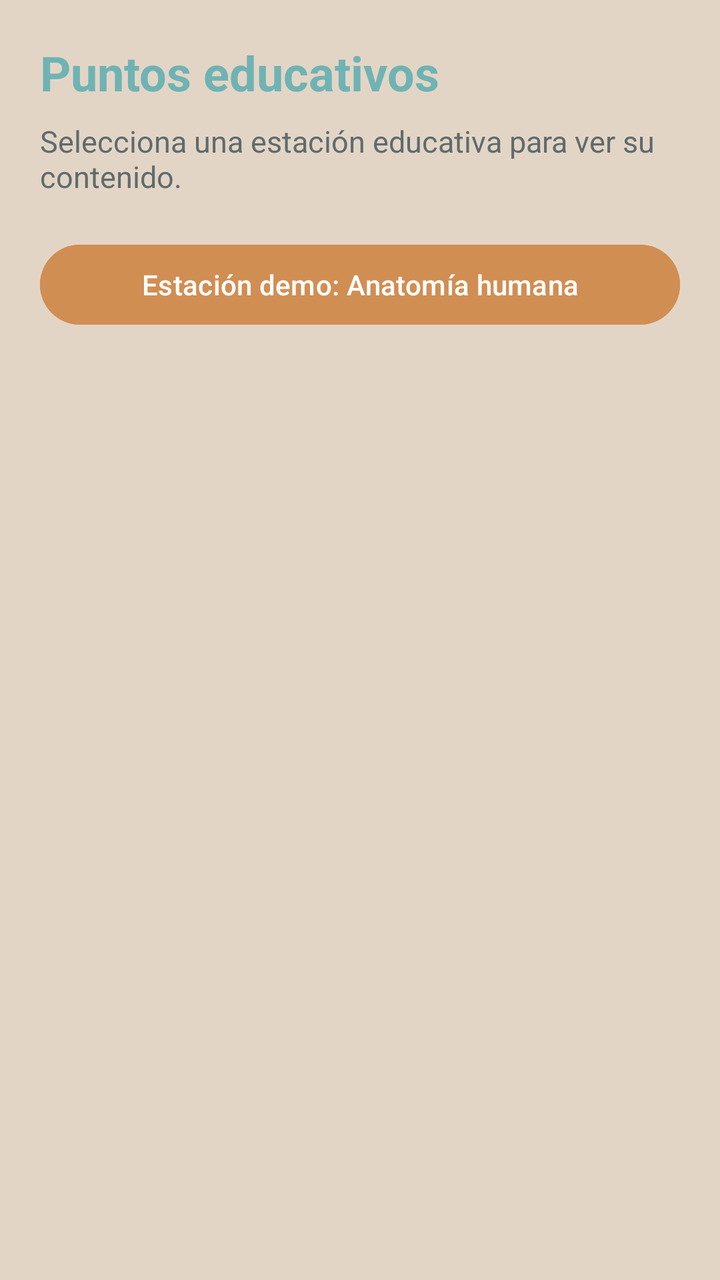
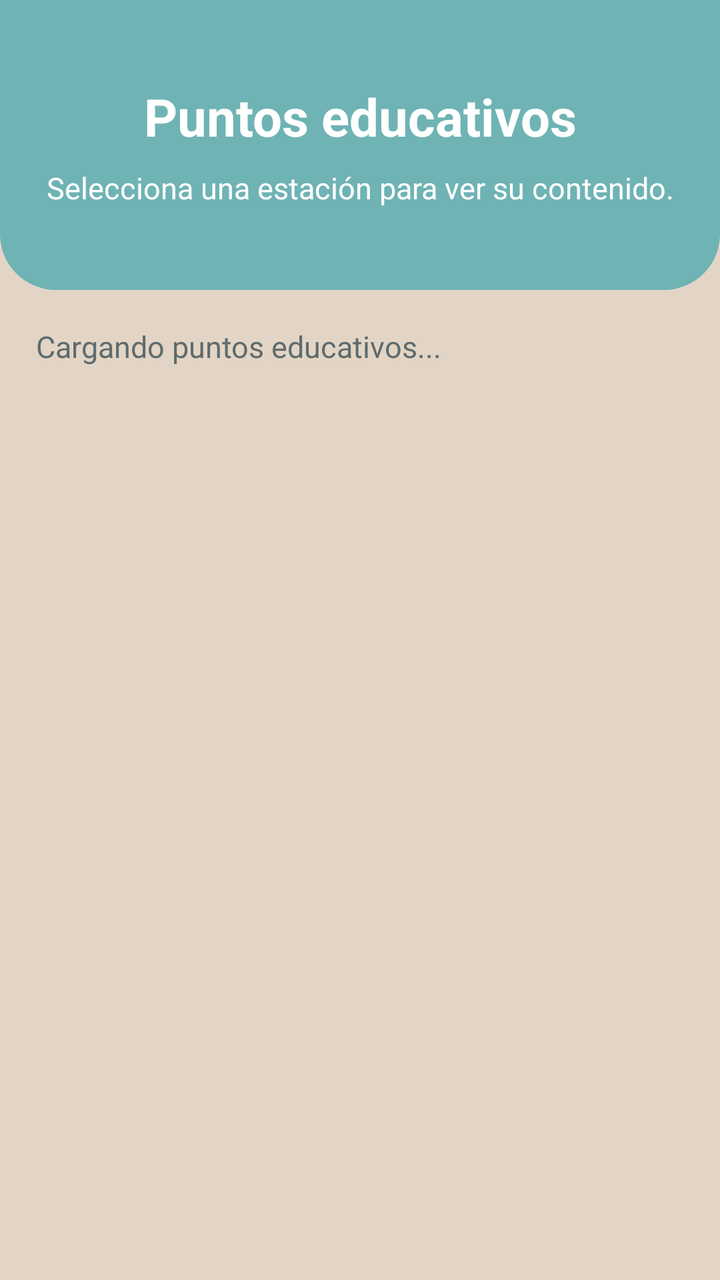

An Android layout rendered at two revisions. The XML below is the earlier revision; the diff shows what the commit changed to produce the second picture.
<!-- AndroidManifest.xml: application theme Theme.GuiaEducativaAR -->
<!-- res/layout/fragment_lista_puntos.xml -->
<?xml version="1.0" encoding="utf-8"?>
<ScrollView xmlns:android="http://schemas.android.com/apk/res/android"
    android:layout_width="match_parent"
    android:layout_height="match_parent"
    android:background="@color/background_beige">

    <LinearLayout
        android:layout_width="match_parent"
        android:layout_height="wrap_content"
        android:orientation="vertical"
        android:padding="20dp">

        <TextView
            android:layout_width="match_parent"
            android:layout_height="wrap_content"
            android:text="Puntos educativos"
            android:textSize="24sp"
            android:textStyle="bold"
            android:textColor="@color/primary_teal" />

        <TextView
            android:layout_width="match_parent"
            android:layout_height="wrap_content"
            android:text="Selecciona una estación educativa para ver su contenido."
            android:textSize="15sp"
            android:textColor="@color/text_secondary"
            android:layout_marginTop="8dp"
            android:layout_marginBottom="20dp" />

        <Button
            android:id="@+id/btnPuntoDemo"
            android:layout_width="match_parent"
            android:layout_height="wrap_content"
            android:text="Estación demo: Anatomía humana"
            android:backgroundTint="@color/accent_brown"
            android:textColor="@color/white" />

    </LinearLayout>

</ScrollView>
<!-- resources referenced by this layout -->
<resources>
  <color name="accent_brown">#D18E53</color>
  <color name="background_beige">#E3D5C5</color>
  <color name="primary_teal">#6FB3B4</color>
  <color name="text_secondary">#5F6B6D</color>
  <color name="white">#FFFFFF</color>
  <style name="Theme.GuiaEducativaAR" parent="Base.Theme.GuiaEducativaAR" />
  <style name="Base.Theme.GuiaEducativaAR" parent="Theme.Material3.DayNight.NoActionBar">
          
          
      </style>
</resources>

<!-- the commit's change to res/layout/fragment_lista_puntos.xml (unified diff, before → after) -->
@@ -1,40 +1,52 @@
 <?xml version="1.0" encoding="utf-8"?>
-<ScrollView xmlns:android="http://schemas.android.com/apk/res/android"
+<LinearLayout xmlns:android="http://schemas.android.com/apk/res/android"
     android:layout_width="match_parent"
     android:layout_height="match_parent"
-    android:background="@color/background_beige">
+    android:background="@color/background_beige"
+    android:orientation="vertical">
 
     <LinearLayout
         android:layout_width="match_parent"
-        android:layout_height="wrap_content"
+        android:layout_height="145dp"
+        android:background="@drawable/bg_header"
+        android:gravity="center"
         android:orientation="vertical"
         android:padding="20dp">
 
         <TextView
             android:layout_width="match_parent"
             android:layout_height="wrap_content"
+            android:gravity="center"
             android:text="Puntos educativos"
-            android:textSize="24sp"
-            android:textStyle="bold"
-            android:textColor="@color/primary_teal" />
+            android:textColor="@color/white"
+            android:textSize="26sp"
+            android:textStyle="bold" />
 
         <TextView
             android:layout_width="match_parent"
             android:layout_height="wrap_content"
-            android:text="Selecciona una estación educativa para ver su contenido."
-            android:textSize="15sp"
-            android:textColor="@color/text_secondary"
             android:layout_marginTop="8dp"
-            android:layout_marginBottom="20dp" />
-
-        <Button
-            android:id="@+id/btnPuntoDemo"
-            android:layout_width="match_parent"
-            android:layout_height="wrap_content"
-            android:text="Estación demo: Anatomía humana"
-            android:backgroundTint="@color/accent_brown"
-            android:textColor="@color/white" />
+            android:gravity="center"
+            android:text="Selecciona una estación para ver su contenido."
+            android:textColor="@color/white"
+            android:textSize="15sp" />
 
     </LinearLayout>
 
-</ScrollView>
+    <TextView
+        android:id="@+id/txtEstadoLista"
+        android:layout_width="match_parent"
+        android:layout_height="wrap_content"
+        android:padding="18dp"
+        android:text="Cargando puntos educativos..."
+        android:textColor="@color/text_secondary"
+        android:textSize="15sp" />
+
+    <androidx.recyclerview.widget.RecyclerView
+        android:id="@+id/recyclerPuntos"
+        android:layout_width="match_parent"
+        android:layout_height="0dp"
+        android:layout_weight="1"
+        android:padding="18dp" />
+
+</LinearLayout>
<!-- resource entries referenced after the edit -->
@@ -1,10 +1,17 @@
 <!-- resources referenced by this layout -->
 <resources>
-  <color name="accent_brown">#D18E53</color>
   <color name="background_beige">#E3D5C5</color>
   <color name="primary_teal">#6FB3B4</color>
   <color name="text_secondary">#5F6B6D</color>
   <color name="white">#FFFFFF</color>
+  <!-- drawable bg_header (drawable) -->
+  <?xml version="1.0" encoding="utf-8"?>
+  <shape xmlns:android="http://schemas.android.com/apk/res/android">
+      <solid android:color="@color/primary_teal" />
+      <corners
+          android:bottomLeftRadius="28dp"
+          android:bottomRightRadius="28dp" />
+  </shape>
   <style name="Theme.GuiaEducativaAR" parent="Base.Theme.GuiaEducativaAR" />
   <style name="Base.Theme.GuiaEducativaAR" parent="Theme.Material3.DayNight.NoActionBar">
           
